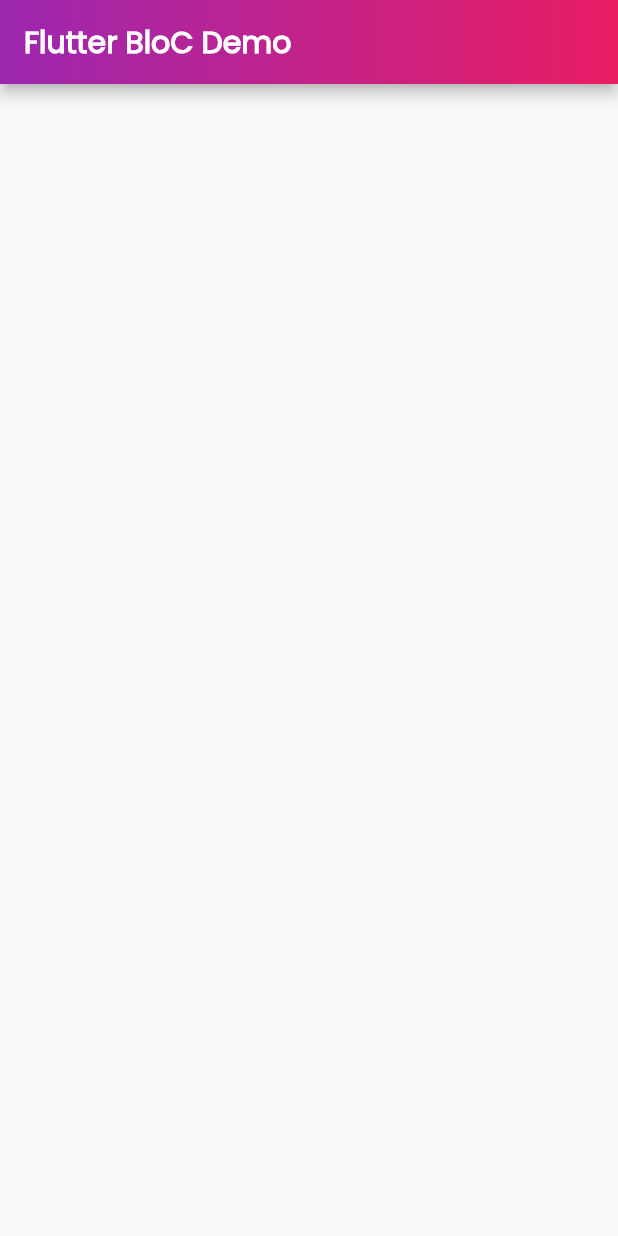
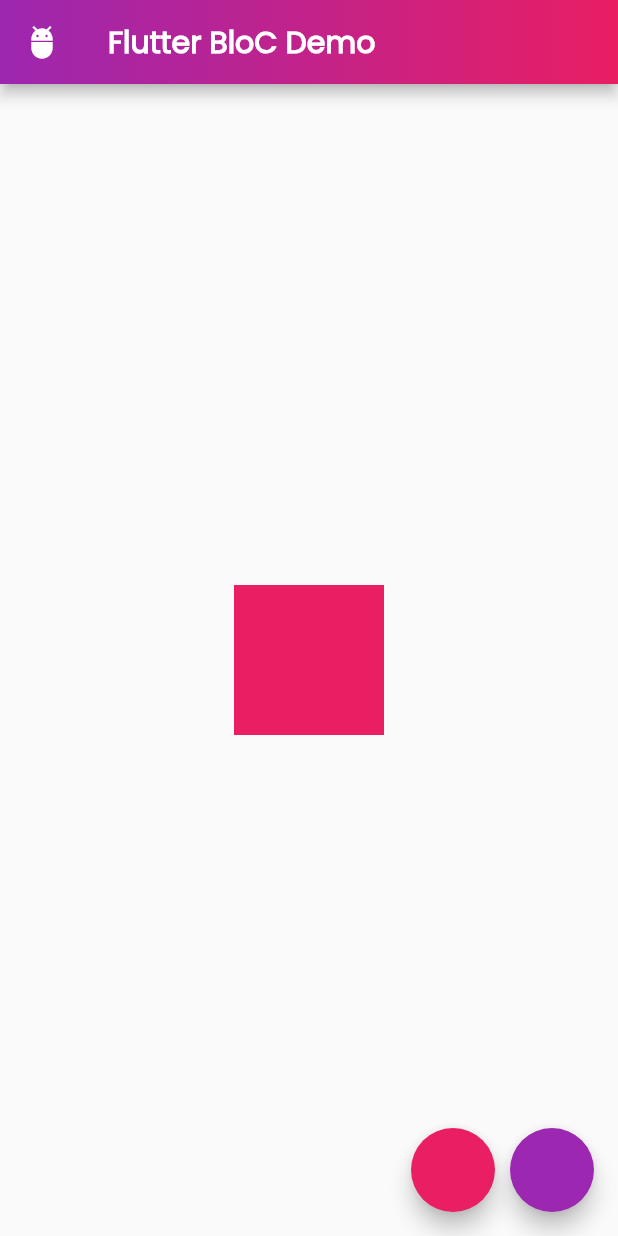
Before and after one commit to adesyudhatama/Belajar-Flutter-2, a Flutter app: the MainPage screen opened directly, on a phone screen of 412 x 824 dp. Run offline on Flutter 3.47's test engine with Material 2 defaults, Android fonts, the phone set to English and light mode, and no system bars; our stand-ins replace bloc, shared_preferences; accounts and stored records are empty.

Commit message:
flutter_bloc_error

```diff
--- /dev/null
+++ b/lib/flutter_bloC/color_bloc.dart
@@ -0,0 +1,18 @@
+import 'package:bloc/bloc.dart';
+import 'package:flutter/material.dart';
+
+enum ColorEvent { to_pink, to_purple }
+
+class ColorBloc extends Bloc<ColorEvent, Color> {
+  Color _color = Colors.pink;
+
+  ColorBloc(Color initialState) : super(initialState);
+
+  Color get initialState => Colors.pink;
+
+  @override
+  Stream<Color> mapEventToState(ColorEvent event) async* {
+    _color = (event == ColorEvent.to_pink) ? Colors.pink : Colors.purple;
+    yield _color;
+  }
+}
--- a/lib/flutter_bloC/flutter_bloc_main.dart
+++ b/lib/flutter_bloC/flutter_bloc_main.dart
@@ -1,4 +1,5 @@
 import 'package:flutter/material.dart';
+import 'color_bloc.dart';
 
 void main() => runApp(MyApp());
 
@@ -6,6 +7,7 @@ class MyApp extends StatelessWidget {
   @override
   Widget build(BuildContext context) {
     return MaterialApp(
+      debugShowCheckedModeBanner: false,
       home: MainPage(),
     );
   }
@@ -15,7 +17,24 @@ class MainPage extends StatelessWidget {
   @override
   Widget build(BuildContext context) {
     return Scaffold(
+      floatingActionButton: Row(
+        mainAxisAlignment: MainAxisAlignment.end,
+        children: <Widget>[
+          FloatingActionButton(
+            backgroundColor: Colors.pink,
+            onPressed: () {},
+          ),
+          SizedBox(
+            width: 10,
+          ),
+          FloatingActionButton(
+            backgroundColor: Colors.purple,
+            onPressed: () {},
+          ),
+        ],
+      ),
       appBar: AppBar(
+        leading: Icon(Icons.adb),
         title: Text(
           "Flutter BloC Demo",
           style: TextStyle(
@@ -31,6 +50,14 @@ class MainPage extends StatelessWidget {
           ),
         ),
       ),
+      body: Center(
+        child: AnimatedContainer(
+          width: 100,
+          height: 100,
+          color: Colors.pink,
+          duration: Duration(seconds: 1),
+        ),
+      ),
     );
   }
 }
```
Also changed, not shown: pubspec.lock.
